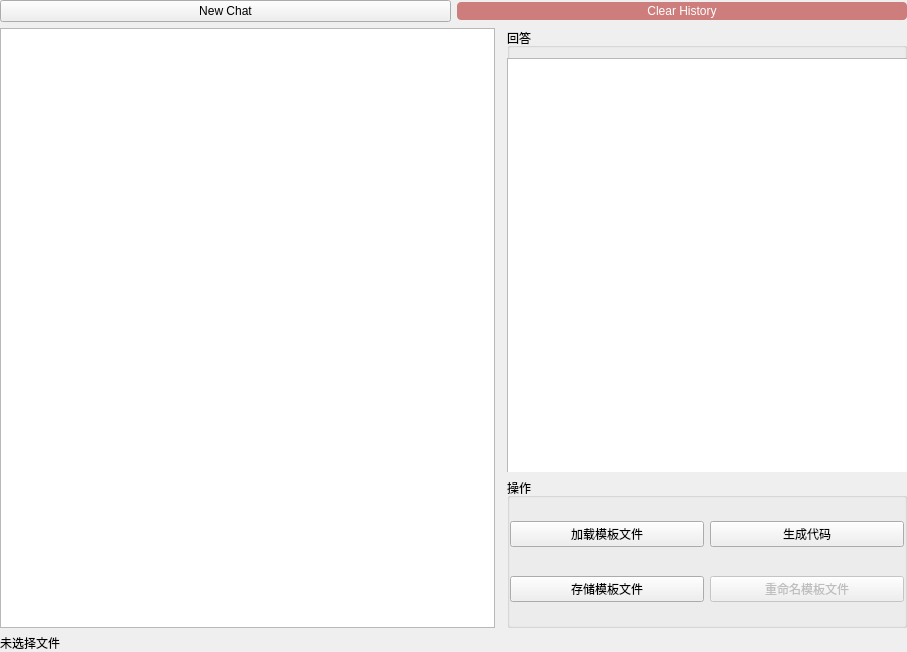
This is my_dev_tools/ui/gpt_tab_frame.ui in KnockHarder/browserbot as Qt 5 draws it before an edit. The edited form follows.
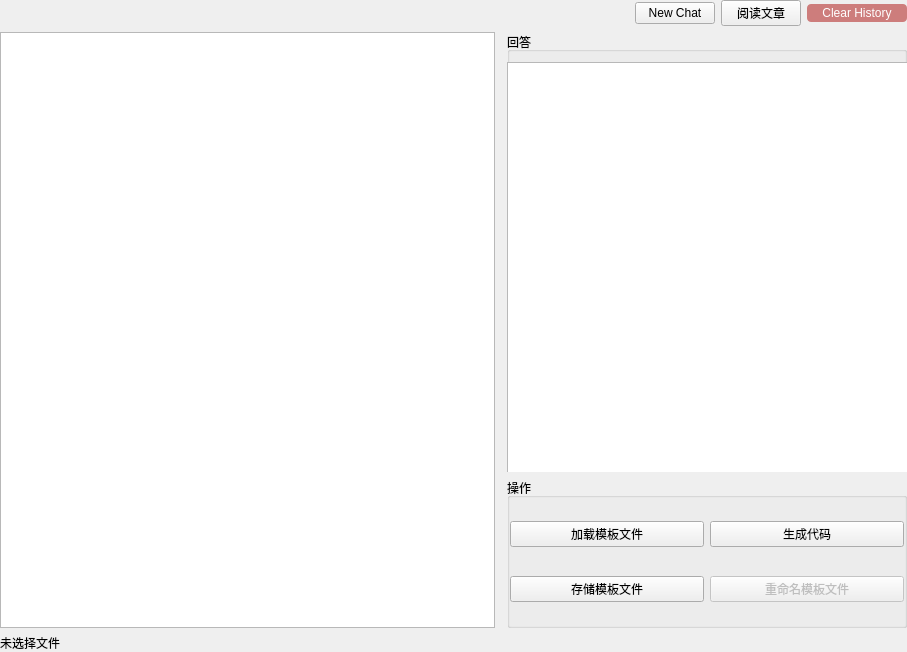
This is the edited form.

Commit message: 在主界面中添加读文章能力

```diff
--- a/my_dev_tools/ui/gpt_tab_frame.ui
+++ b/my_dev_tools/ui/gpt_tab_frame.ui
@@ -34,8 +34,26 @@
    </property>
    <item>
     <layout class="QHBoxLayout" name="horizontalLayout">
+     <item>
+      <widget class="QPushButton" name="pushButton_6">
+       <property name="styleSheet">
+        <string notr="true">border: none;
+color: rgba(0, 0, 0, 0);
+background-color: rgba(0, 0, 0, 0); </string>
+       </property>
+       <property name="text">
+        <string/>
+       </property>
+      </widget>
+     </item>
      <item>
       <widget class="QPushButton" name="pushButton">
+       <property name="sizePolicy">
+        <sizepolicy hsizetype="Fixed" vsizetype="Fixed">
+         <horstretch>100</horstretch>
+         <verstretch>0</verstretch>
+        </sizepolicy>
+       </property>
        <property name="styleSheet">
         <string notr="true"/>
        </property>
@@ -44,8 +62,33 @@
        </property>
       </widget>
      </item>
+     <item>
+      <widget class="QPushButton" name="pushButton_4">
+       <property name="sizePolicy">
+        <sizepolicy hsizetype="Fixed" vsizetype="Fixed">
+         <horstretch>100</horstretch>
+         <verstretch>0</verstretch>
+        </sizepolicy>
+       </property>
+       <property name="text">
+        <string>阅读文章</string>
+       </property>
+      </widget>
+     </item>
      <item>
       <widget class="QPushButton" name="pushButton_2">
+       <property name="sizePolicy">
+        <sizepolicy hsizetype="Fixed" vsizetype="Fixed">
+         <horstretch>100</horstretch>
+         <verstretch>0</verstretch>
+        </sizepolicy>
+       </property>
+       <property name="minimumSize">
+        <size>
+         <width>100</width>
+         <height>0</height>
+        </size>
+       </property>
        <property name="styleSheet">
         <string notr="true">QPushButton {
 	color: white;
```
Left out of the diff: 23 changed lines with no effect on the pictures. The commit also changes 4 other files.
